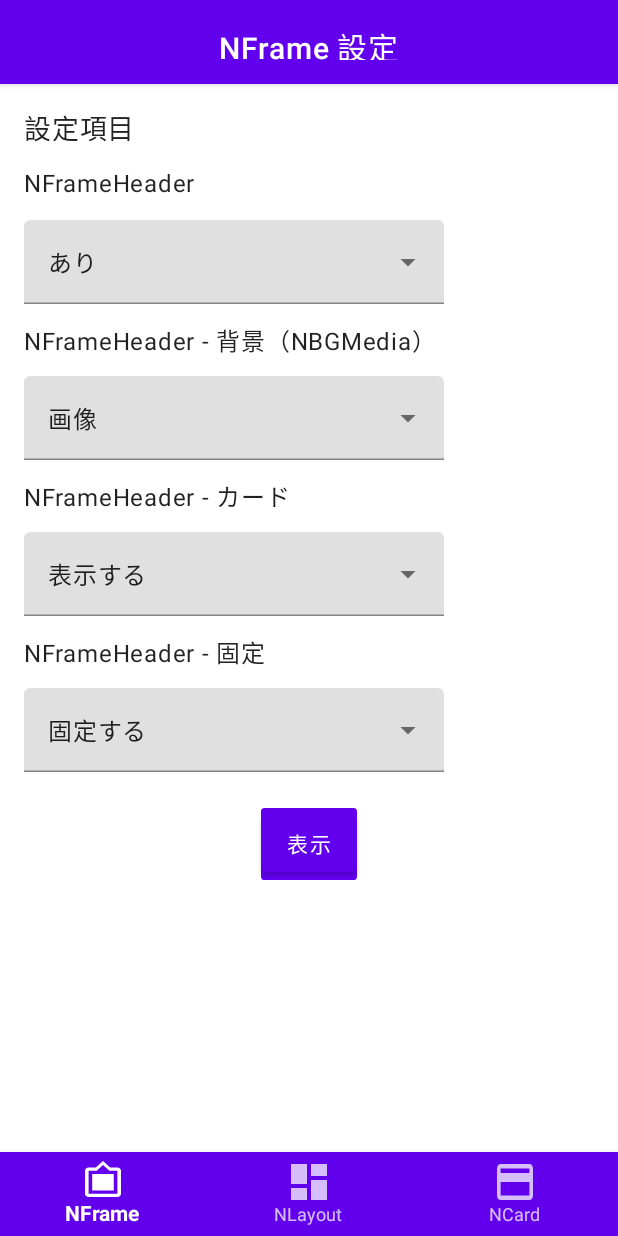
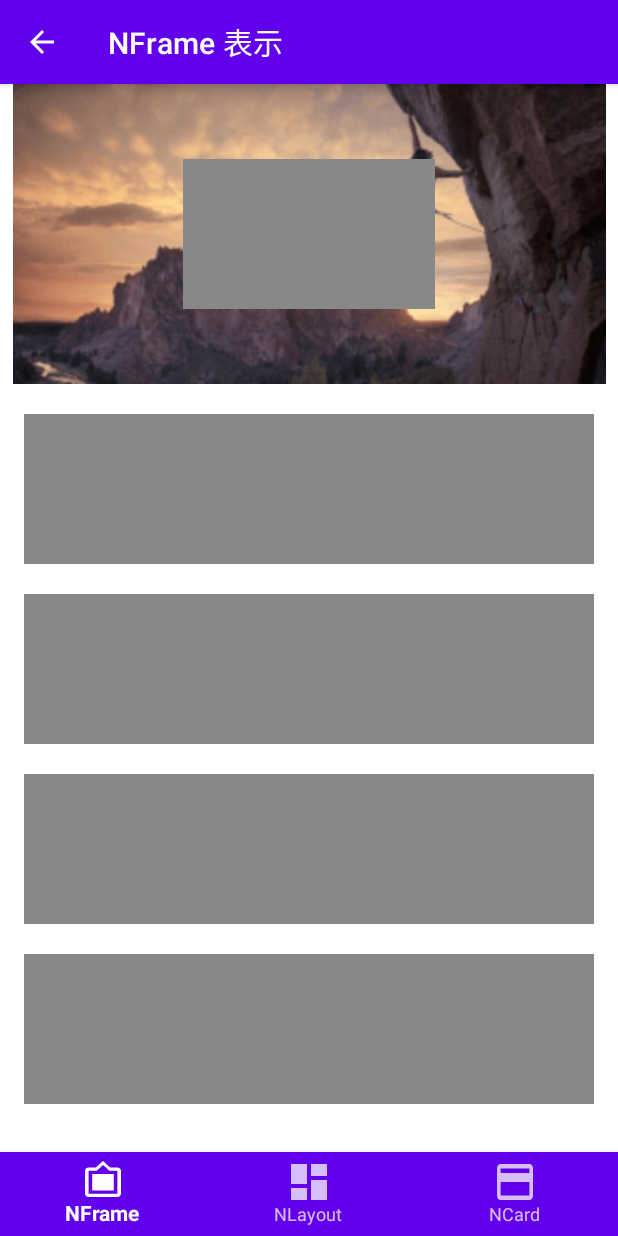
Before and after one commit to Mithrandir815/NFrameUI, an Android app built with Jetpack Compose: the screen it shows after launch (MainActivity), after a tap on "表示", on a phone screen of 412 x 824 dp. Run offline under Robolectric (Android 15) with nearby library versions, the phone set to English and light mode, and no system bars; our stand-ins replace navigation-ui.

Commit message:
[KYOIKU-40777] NFrameUIアプリのNFrame画面の作成(4)

```diff
--- a/app/src/main/java/nico/ed/nnn/zane/nframe/ui/compose/pages/NFrame.kt
+++ b/app/src/main/java/nico/ed/nnn/zane/nframe/ui/compose/pages/NFrame.kt
@@ -5,12 +5,15 @@ import androidx.compose.foundation.layout.*
 import androidx.compose.foundation.rememberScrollState
 import androidx.compose.foundation.shape.RoundedCornerShape
 import androidx.compose.foundation.verticalScroll
-import androidx.compose.material.Button
-import androidx.compose.material.Scaffold
-import androidx.compose.material.Text
+import androidx.compose.material.*
+import androidx.compose.material.icons.Icons
+import androidx.compose.material.icons.filled.ArrowBack
 import androidx.compose.runtime.*
 import androidx.compose.ui.Modifier
+import androidx.compose.ui.graphics.Color
 import androidx.compose.ui.res.colorResource
+import androidx.compose.ui.res.stringResource
+import androidx.compose.ui.text.font.FontWeight
 import androidx.compose.ui.tooling.preview.Preview
 import androidx.compose.ui.unit.dp
 import androidx.compose.ui.unit.sp
@@ -21,15 +24,53 @@ import nico.ed.nnn.zane.nframe.data.NFrameHeaderCard
 import nico.ed.nnn.zane.nframe.data.NFrameHeaderFixed
 import nico.ed.nnn.zane.nframe.ui.compose.atoms.NFrameTopAppBar
 import nico.ed.nnn.zane.nframe.ui.compose.atoms.SelectionMenu
+import nico.ed.nnn.zane.nframe.ui.compose.organisms.NFrameDisplay
 
 @Preview
 @Composable
 fun NFrame() {
+    var isDisplay by remember { mutableStateOf(false) }
+    var nFrameHeaderSelected by remember { mutableStateOf(NFrameHeader.PRESENT) }
+    var nBGMediaSelected by remember { mutableStateOf(NBGMedia.IMAGE) }
+    var nFrameHeaderCardSelected by remember { mutableStateOf(NFrameHeaderCard.PRESENT) }
+    var nFrameHeaderFixedSelected by remember { mutableStateOf(NFrameHeaderFixed.FIXED) }
+
     Scaffold(
         topBar = {
+            if (isDisplay) {
+                TopAppBar(
+                    title = {
+                        Text(
+                            text = stringResource(R.string.n_frame_display),
+                            color = Color.White,
+                            fontSize = 20.sp,
+                            fontWeight = FontWeight.W500
+                        )
+                    },
+                    backgroundColor = colorResource(R.color.primary_500),
+                    navigationIcon = {
+                        IconButton(onClick = { isDisplay = false }) {
+                            Icon(
+                                imageVector = Icons.Filled.ArrowBack,
+                                contentDescription = null
+                            )
+                        }
+                    }
+                )
+            } else {
                 NFrameTopAppBar(R.string.n_frame_settings)
             }
+        }
     ) { padding ->
+        if (isDisplay) {
+            NFrameDisplay(
+                nFrameHeader = nFrameHeaderSelected,
+                nBGMedia = nBGMediaSelected,
+                nFrameHeaderCard = nFrameHeaderCardSelected,
+                nFrameHeaderFixed = nFrameHeaderFixedSelected,
+                content = listOf("test", "test1", "test2", "test3")
+            )
+        } else {
             Column(
                 modifier = Modifier
                     .padding(padding)
@@ -41,7 +82,6 @@ fun NFrame() {
                 /**
                  * NFrameHeader の設定
                  */
-            var nFrameHeaderSelected by remember { mutableStateOf(NFrameHeader.PRESENT) }
                 Text(
                     text = "NFrameHeader",
                     modifier = Modifier.padding(vertical = 12.dp)
@@ -57,7 +97,6 @@ fun NFrame() {
                 /**
                  * NBGMedia の設定
                  */
-            var nBGMediaSelected by remember { mutableStateOf(NBGMedia.IMAGE) }
                 Text(
                     text = "NFrameHeader - 背景（NBGMedia）",
                     modifier = Modifier.padding(vertical = 12.dp)
@@ -73,7 +112,6 @@ fun NFrame() {
                 /**
                  * NFrameHeader - カードの設定
                  */
-            var nFrameHeaderCardSelected by remember { mutableStateOf(NFrameHeaderCard.PRESENT) }
                 Text(
                     text = "NFrameHeader - カード",
                     modifier = Modifier.padding(vertical = 12.dp)
@@ -89,7 +127,6 @@ fun NFrame() {
                 /**
                  * NFrameHeader - 固定の設定
                  */
-            var nFrameHeaderFixedSelected by remember { mutableStateOf(NFrameHeaderFixed.FIXED) }
                 Text(
                     text = "NFrameHeader - 固定",
                     modifier = Modifier.padding(vertical = 12.dp)
@@ -114,7 +151,7 @@ fun NFrame() {
                                 color = colorResource(R.color.primary_500),
                                 shape = RoundedCornerShape(5)
                             ),
-                    onClick = {}
+                        onClick = { isDisplay = true }
                     ) {
                         Text(text = "表示")
                     }
@@ -122,3 +159,4 @@ fun NFrame() {
             }
         }
     }
+}
```
Lines whose indentation alone changed are shown as unchanged.
